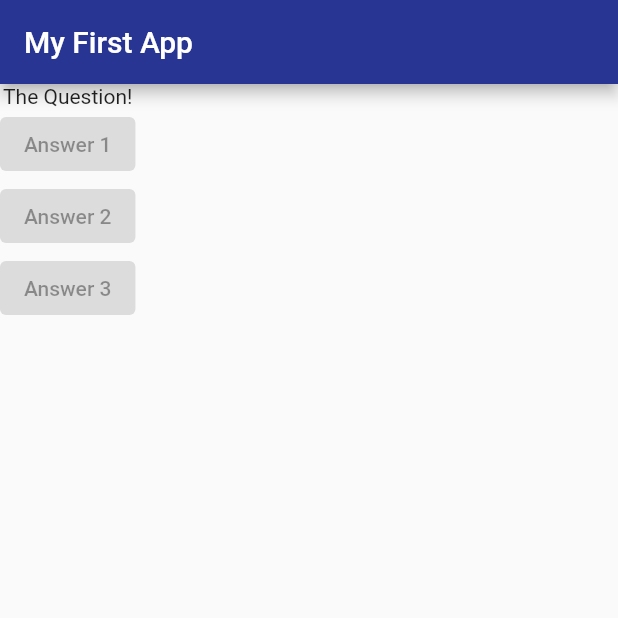
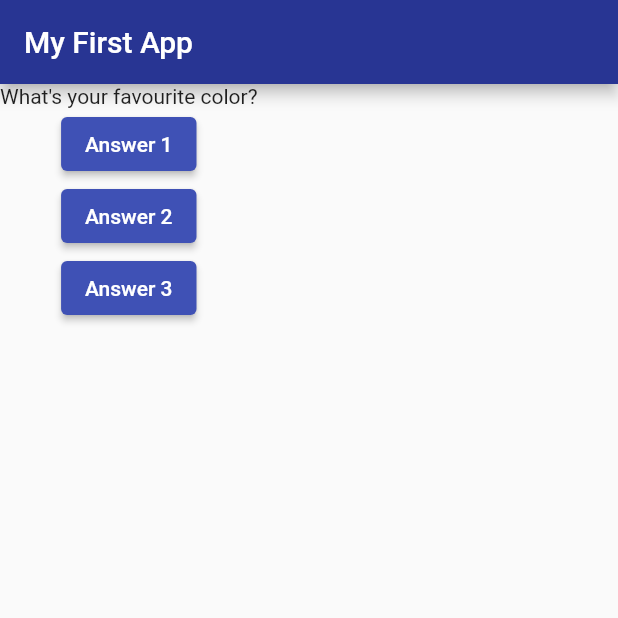
Before and after one commit to PierluigiBarocci/flutter_quiz_app, a Flutter app: the screen it shows after launch, on a phone screen of 412 x 824 dp, the top half of it. Run offline on Flutter 3.47's test engine with Material 2 defaults, Android fonts, the phone set to English and light mode, and no system bars.

```diff
--- a/lib/main.dart
+++ b/lib/main.dart
@@ -14,17 +14,30 @@ class MyApp extends StatelessWidget {
   }
 }
 
-class Home extends StatelessWidget {
+class Home extends StatefulWidget {
   const Home({
     Key key,
   }) : super(key: key);
 
   @override
+  _HomeState createState() => _HomeState();
+}
+
+class _HomeState extends State<Home> {
+  var questionIndex = 0;
+  void answerQuestion() {
+    setState(() {
+      questionIndex = questionIndex + 1;
+    });
+  }
+
+  var questions = [
+    'What\'s your favourite color?',
+    'What\'s your favourite animal?'
+  ];
+
+  @override
   Widget build(BuildContext context) {
-    var questions = [
-      'What\'s your favourite color?',
-      'What\'s your favourite animal?'
-    ];
     return Scaffold(
       appBar: AppBar(
         title: Text('My First App'),
@@ -32,27 +45,27 @@ class Home extends StatelessWidget {
       ),
       body: Column(
         children: [
-          Text('The Question!'),
+          Text(questions[questionIndex]),
           ElevatedButton(
               style: ElevatedButton.styleFrom(
-                primary: Colors.blue,
+                primary: Colors.indigo,
                 onPrimary: Colors.white,
               ),
-              onPressed: null,
+              onPressed: answerQuestion,
               child: Text('Answer 1')),
           ElevatedButton(
               style: ElevatedButton.styleFrom(
-                primary: Colors.blue,
+                primary: Colors.indigo,
                 onPrimary: Colors.white,
               ),
-              onPressed: null,
+              onPressed: answerQuestion,
               child: Text('Answer 2')),
           ElevatedButton(
               style: ElevatedButton.styleFrom(
-                primary: Colors.blue,
+                primary: Colors.indigo,
                 onPrimary: Colors.white,
               ),
-              onPressed: null,
+              onPressed: answerQuestion,
               child: Text('Answer 3')),
         ],
       ),
```
